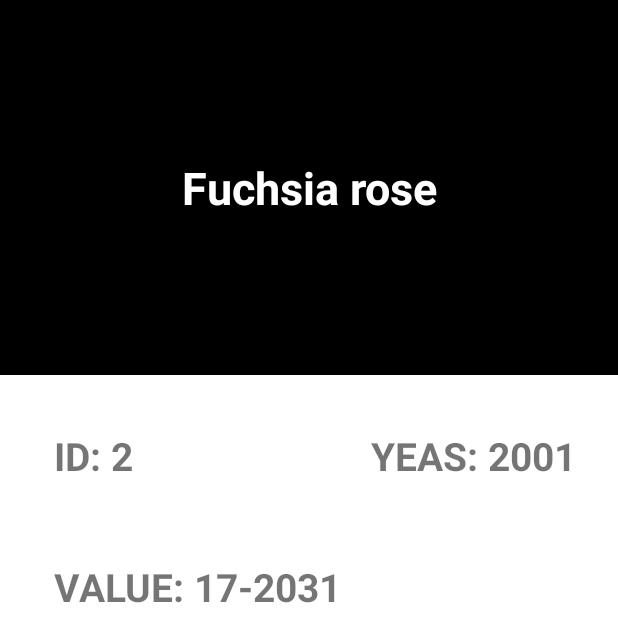
After one commit to EmanuelD95/Retrofit, an Android app: the layout fragment_single_resources.xml on its own in the app's theme, with its tools: preview values and no code run, on a phone screen of 412 x 824 dp. The commit adds this screen. Shown: the top 642 px of the screen. Run offline under Robolectric (Android 15) with nearby library versions, the phone set to English and light mode, and no system bars.

Commit message:
Feat: Implement Fragments on Resources

```diff
--- a/app/src/main/AndroidManifest.xml
+++ b/app/src/main/AndroidManifest.xml
@@ -26,13 +26,10 @@
             </intent-filter>
         </activity>
         <activity
-            android:name=".ui.single_resources.SingleResourceActivity"
+            android:name=".ui.resources.ResourceActivity"
             android:exported="true" />
         <activity
             android:name=".ui.StartActivity"
-            android:exported="true" />
-        <activity
-            android:name=".ui.list_resources.ListResourcesActivity"
             android:exported="true" />
         <activity
             android:name=".ui.list_users.ListUsersActivity"
--- a/app/src/main/java/com/emanuel/retrofit/ui/StartActivity.kt
+++ b/app/src/main/java/com/emanuel/retrofit/ui/StartActivity.kt
@@ -4,8 +4,8 @@ import android.content.Intent
 import androidx.appcompat.app.AppCompatActivity
 import android.os.Bundle
 import com.emanuel.retrofit.databinding.ActivityStartBinding
-import com.emanuel.retrofit.ui.list_resources.ListResourcesActivity
 import com.emanuel.retrofit.ui.list_users.ListUsersActivity
+import com.emanuel.retrofit.ui.resources.ResourceActivity
 
 class StartActivity : AppCompatActivity() {
 
@@ -21,7 +21,7 @@ class StartActivity : AppCompatActivity() {
             startActivity(intent)
         }
         binding.button2.setOnClickListener {
-            val intent = Intent(this, ListResourcesActivity::class.java)
+            val intent = Intent(this, ResourceActivity::class.java)
             startActivity(intent)
         }
 
--- a/app/src/main/java/com/emanuel/retrofit/ui/list_resources/adapter/ResourcesAdapter.kt
+++ b/app/src/main/java/com/emanuel/retrofit/ui/resources/adapter/ResourcesAdapter.kt
@@ -1,4 +1,4 @@
-package com.emanuel.retrofit.ui.list_resources.adapter
+package com.emanuel.retrofit.ui.resources.adapter
 
 import android.content.Context
 import android.view.LayoutInflater
@@ -7,7 +7,7 @@ import androidx.recyclerview.widget.RecyclerView
 import com.emanuel.retrofit.R
 import com.emanuel.retrofit.model.Resource
 
-class ResourcesAdapter(private val context: Context, private val listResources: List<Resource>, private val onClickListener:(Resource) -> Unit): RecyclerView.Adapter<ResourcesViewHolder>() {
+class ResourcesAdapter(private val listResources: List<Resource>, private val onClickListener:(Resource) -> Unit): RecyclerView.Adapter<ResourcesViewHolder>() {
 
     override fun onCreateViewHolder(parent: ViewGroup, viewType: Int): ResourcesViewHolder {
         val layoutInflater = LayoutInflater.from(parent.context)
@@ -16,7 +16,7 @@ class ResourcesAdapter(private val context: Context, private val listResources:
 
     override fun onBindViewHolder(holder: ResourcesViewHolder, position: Int) {
         val item = listResources[position]
-        holder.render(context, item, onClickListener)
+        holder.render(item, onClickListener)
     }
 
     override fun getItemCount(): Int {
--- a/app/src/main/java/com/emanuel/retrofit/ui/list_resources/adapter/ResourcesViewHolder.kt
+++ b/app/src/main/java/com/emanuel/retrofit/ui/resources/adapter/ResourcesViewHolder.kt
@@ -1,11 +1,9 @@
-package com.emanuel.retrofit.ui.list_resources.adapter
+package com.emanuel.retrofit.ui.resources.adapter
 
 import android.annotation.SuppressLint
 import android.content.Context
 import android.graphics.Color
-import android.graphics.drawable.Drawable
 import android.view.View
-import androidx.core.content.ContextCompat
 import androidx.recyclerview.widget.RecyclerView
 import com.emanuel.retrofit.databinding.ItemListResourcesBinding
 import com.emanuel.retrofit.model.Resource
@@ -14,7 +12,7 @@ class ResourcesViewHolder(view: View): RecyclerView.ViewHolder(view){
     val binding = ItemListResourcesBinding.bind(view)
 
     @SuppressLint("SetTextI18n", "ResourceType")
-    fun render(context: Context, resource: Resource, onClickListener:(Resource) -> Unit){
+    fun render(resource: Resource, onClickListener:(Resource) -> Unit){
         binding.tvName.text = resource.name
         binding.tvId.text = "ID: ${resource.id}"
         binding.vCircle.setBackgroundColor(Color.parseColor(resource.color)) //= ContextCompat.getDrawable(context, Color.parseColor("#bdbdbd")) //Color.parseColor("#bdbdbd") //"${resource.color}"
--- /dev/null
+++ b/app/src/main/res/layout/fragment_single_resources.xml
@@ -0,0 +1,74 @@
+<?xml version="1.0" encoding="utf-8"?>
+<FrameLayout xmlns:android="http://schemas.android.com/apk/res/android"
+    xmlns:tools="http://schemas.android.com/tools"
+    android:layout_width="match_parent"
+    android:layout_height="match_parent"
+    xmlns:app="http://schemas.android.com/apk/res-auto"
+    tools:context=".ui.resources.SingleResourcesFragment">
+
+    <androidx.constraintlayout.widget.ConstraintLayout
+        android:layout_width="match_parent"
+        android:layout_height="match_parent">
+
+        <View
+            android:id="@+id/vColor"
+            android:layout_width="match_parent"
+            android:layout_height="250dp"
+            android:background="@color/white"
+            tools:background="@color/black"
+            app:layout_constraintEnd_toEndOf="parent"
+            app:layout_constraintStart_toStartOf="parent"
+            app:layout_constraintTop_toTopOf="parent" />
+
+        <androidx.appcompat.widget.AppCompatTextView
+            android:id="@+id/tvName"
+            android:layout_width="wrap_content"
+            android:layout_height="wrap_content"
+            android:maxLines="1"
+            android:textColor="@color/white"
+            android:textSize="30sp"
+            android:textStyle="bold"
+            app:layout_constraintBottom_toBottomOf="@+id/vColor"
+            app:layout_constraintEnd_toEndOf="@+id/vColor"
+            app:layout_constraintStart_toStartOf="@+id/vColor"
+            app:layout_constraintTop_toTopOf="@+id/vColor"
+            tools:text="Fuchsia rose" />
+
+        <androidx.appcompat.widget.AppCompatTextView
+            android:id="@+id/tvId"
+            android:layout_width="wrap_content"
+            android:layout_height="wrap_content"
+            android:textStyle="bold"
+            android:textSize="26dp"
+            android:layout_marginStart="36dp"
+            android:layout_marginTop="36dp"
+            app:layout_constraintStart_toStartOf="parent"
+            app:layout_constraintTop_toBottomOf="@+id/vColor"
+            tools:text="ID: 2" />
+
+        <androidx.appcompat.widget.AppCompatTextView
+            android:id="@+id/tvYeas"
+            android:layout_width="wrap_content"
+            android:layout_height="wrap_content"
+            android:layout_marginTop="36dp"
+            android:layout_marginEnd="28dp"
+            android:textSize="26dp"
+            android:textStyle="bold"
+            app:layout_constraintEnd_toEndOf="parent"
+            app:layout_constraintTop_toBottomOf="@+id/vColor"
+            tools:text="YEAS: 2001" />
+
+        <androidx.appcompat.widget.AppCompatTextView
+            android:id="@+id/tvValue"
+            android:layout_width="wrap_content"
+            android:layout_height="wrap_content"
+            android:layout_marginStart="36dp"
+            android:layout_marginTop="52dp"
+            android:textSize="26sp"
+            android:textStyle="bold"
+            app:layout_constraintStart_toStartOf="parent"
+            app:layout_constraintTop_toBottomOf="@+id/tvId"
+            tools:text="VALUE: 17-2031" />
+    </androidx.constraintlayout.widget.ConstraintLayout>
+
+</FrameLayout>
--- a/app/src/main/res/layout/item_list_resources.xml
+++ b/app/src/main/res/layout/item_list_resources.xml
@@ -5,7 +5,6 @@
     android:layout_width="match_parent"
     android:layout_height="wrap_content"
     android:padding="10dp">
-
 
     <View
         android:id="@+id/vCircle"
```
Also changed, not shown: app/src/main/java/com/emanuel/retrofit/ui/list_resources/ListResourcesActivity.kt (deleted, +0 -66 lines), app/src/main/java/com/emanuel/retrofit/ui/resources/ListResourcesFragment.kt (added, +77 -0 lines), app/src/main/java/com/emanuel/retrofit/ui/resources/ResourceActivity.kt (added, +27 -0 lines), app/src/main/java/com/emanuel/retrofit/ui/resources/SingleResourcesFragment.kt (added, +78 -0 lines), app/src/main/java/com/emanuel/retrofit/ui/single_resources/SingleResourceActivity.kt (deleted, +0 -48 lines), app/src/main/res/layout/activity_list_resources.xml (deleted, +0 -19 lines), app/src/main/res/layout/activity_resource.xml (added, +14 -0 lines), app/src/main/res/layout/activity_single_resource.xml (deleted, +0 -70 lines), app/src/main/res/layout/fragment_list_resources.xml (added, +16 -0 lines).
